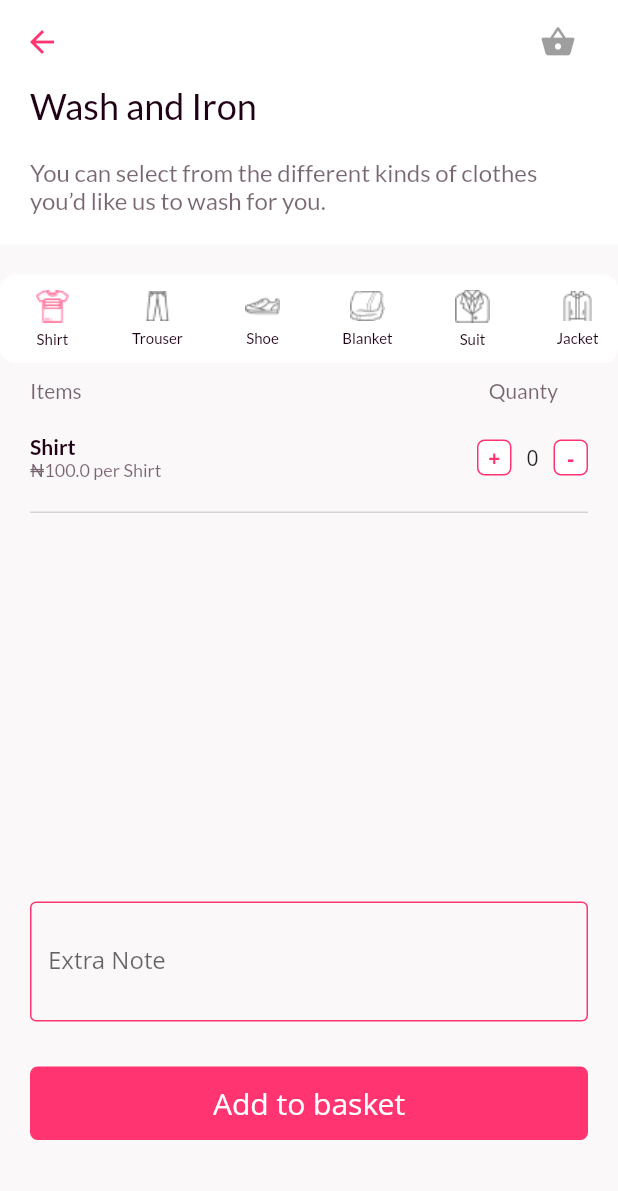
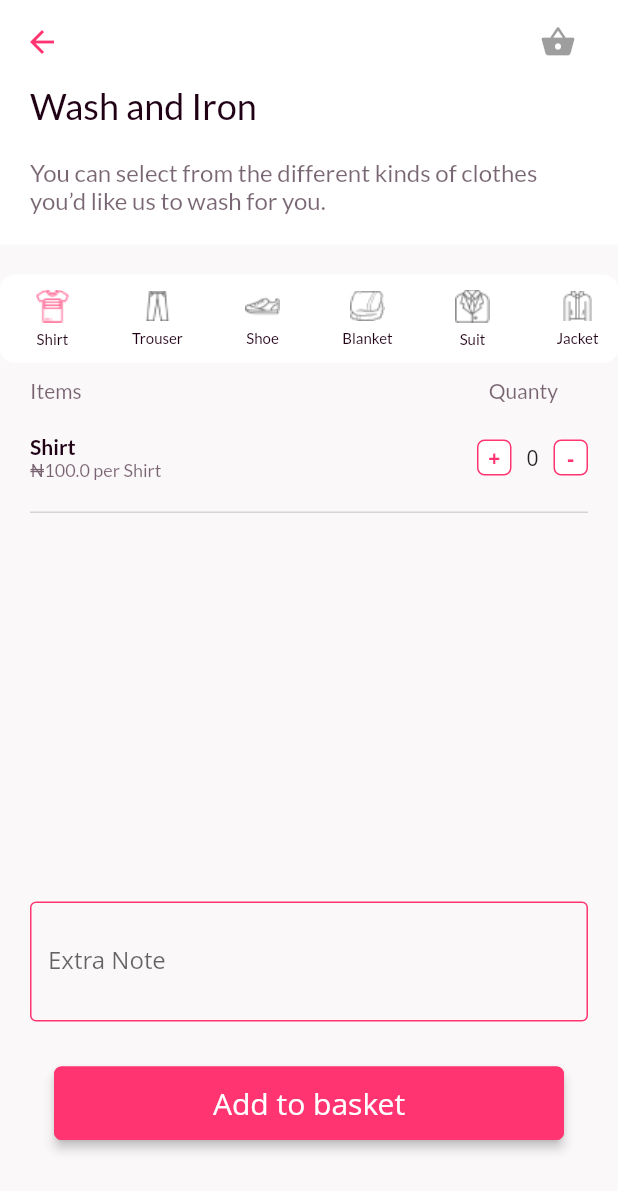
Before and after one commit to cyuket/little_drop, a Flutter app: the SelectionView screen opened directly, after a tap on "Shirt", on a phone screen of 412 x 824 dp. Shown: the top 1191 px of the screen. Run offline on Flutter 3.47's test engine with Material 2 defaults, Android fonts, the phone set to English and light mode, and no system bars; our stand-ins replace cloud_firestore, firebase_auth, flutter_svg, get_it, google_fonts, provider_architecture; missing offline and left inert: grouped_buttons; accounts and stored records are empty; Roboto replaces fonts that are missing (Open Sans).

```diff
--- a/lib/locator.dart
+++ b/lib/locator.dart
@@ -14,5 +14,4 @@ void setupLocator() {
   locator.registerLazySingleton(() => AuthenticationService());
   locator.registerLazySingleton(() => FirestoreService());
   locator.registerLazySingleton(() => ItemSelectionServices());
-  locator.registerLazySingleton(() => ItemSelectionViewModel());
 }
--- a/lib/ui/views/base_view.dart
+++ /dev/null
@@ -1,34 +0,0 @@
-import 'package:flutter/material.dart';
-import 'package:provider/provider.dart';
-
-import 'package:little_drops/locator.dart';
-
-class BaseView<T extends ChangeNotifier> extends StatefulWidget {
-  final Widget Function(BuildContext context, T value, Widget child) builder;
-  final Function(T) onModelReady;
-
-  BaseView({@required this.builder, this.onModelReady});
-
-  @override
-  _BaseViewState<T> createState() => _BaseViewState<T>();
-}
-
-class _BaseViewState<T extends ChangeNotifier> extends State<BaseView<T>> {
-  T model = locator<T>();
-
-  @override
-  void initState() {
-    if (widget.onModelReady != null) {
-      widget.onModelReady(model);
-    }
-    super.initState();
-  }
-
-  @override
-  Widget build(BuildContext context) {
-    return ChangeNotifierProvider<T>(
-      create: (context) => model,
-      child: Consumer<T>(builder: widget.builder),
-    );
-  }
-}
--- a/lib/ui/views/selection_view.dart
+++ b/lib/ui/views/selection_view.dart
@@ -1,16 +1,16 @@
 import 'package:flutter/material.dart';
 import 'package:google_fonts/google_fonts.dart';
-import 'package:little_drops/constants/assets.dart';
 import 'package:little_drops/ui/shared/app_colors.dart';
 import 'package:little_drops/ui/shared/ui_helpers.dart';
 import 'package:little_drops/ui/shared/shared_styles.dart';
-import 'package:little_drops/ui/views/base_view.dart';
+
 import 'package:little_drops/ui/widgets/busy_button.dart';
 import 'package:little_drops/ui/shared/screen_util.dart';
 import 'package:little_drops/ui/widgets/input_field.dart';
 import 'package:little_drops/ui/widgets/selected_item.dart';
 import 'package:little_drops/models/item_model.dart';
 import 'package:little_drops/viewModel/selection_item_view_model.dart';
+import 'package:provider_architecture/provider_architecture.dart';
 
 class SelectionView extends StatefulWidget {
   final String title;
@@ -25,7 +25,9 @@ class _SelectionViewState extends State<SelectionView> {
   Widget build(BuildContext context) {
     ScreenUtil.init(context, width: 414, height: 896, allowFontScaling: true);
 
-    return BaseView<ItemSelectionViewModel>(
+    return ViewModelProvider<ItemSelectionViewModel>.withConsumer(
+      viewModelBuilder: () => ItemSelectionViewModel(),
+      //  onModelReady: (model) => model.initialise(),
       builder: (context, data, child) => Scaffold(
         backgroundColor: AppColors().background,
         appBar: AppBar(
--- a/lib/ui/widgets/busy_button.dart
+++ b/lib/ui/widgets/busy_button.dart
@@ -22,9 +22,17 @@ class BusyButton extends StatefulWidget {
 class _BusyButtonState extends State<BusyButton> {
   @override
   Widget build(BuildContext context) {
-    return GestureDetector(
-      onTap: widget.onPressed,
+    return MaterialButton(
+      onPressed: widget.onPressed,
       child: InkWell(
+        child: Material(
+          color: !widget.outline
+              ? widget.enabled
+                  ? AppColors().primaryColor
+                  : AppColors().primaryColor
+              : Colors.white,
+          elevation: 3,
+          borderRadius: BorderRadius.circular(5),
           child: AnimatedContainer(
             height: widget.busy ? 48 : null,
             width: widget.busy ? 48 : null,
@@ -34,11 +42,6 @@ class _BusyButtonState extends State<BusyButton> {
                 horizontal: widget.busy ? 10 : 15,
                 vertical: widget.busy ? 10 : 10),
             decoration: BoxDecoration(
-              color: !widget.outline
-                  ? widget.enabled
-                      ? AppColors().primaryColor
-                      : AppColors().primaryColor
-                  : Colors.transparent,
                 borderRadius: BorderRadius.circular(5),
                 border: Border.all(color: AppColors().primaryColor)),
             child: !widget.busy
@@ -53,6 +56,7 @@ class _BusyButtonState extends State<BusyButton> {
                     valueColor: AlwaysStoppedAnimation<Color>(Colors.white)),
           ),
         ),
+      ),
     );
   }
 }
```
Lines whose indentation alone changed are shown as unchanged.
